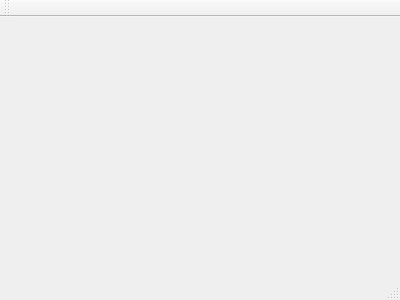
Before: the Qt Designer form client/mainwindow.ui in sebapenna/TP-Final-Taller-I, drawn with Qt 5.
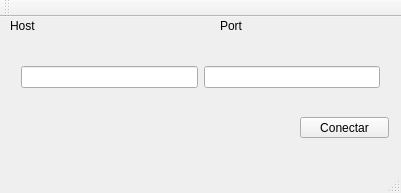
After: the same form once the commit is applied.

What changed in the file:
```diff
--- a/client/mainwindow.ui
+++ b/client/mainwindow.ui
@@ -6,14 +6,72 @@
    <rect>
     <x>0</x>
     <y>0</y>
-    <width>400</width>
-    <height>300</height>
+    <width>401</width>
+    <height>193</height>
    </rect>
   </property>
   <property name="windowTitle">
    <string>MainWindow</string>
   </property>
-  <widget class="QWidget" name="centralWidget"/>
+  <widget class="QWidget" name="centralWidget">
+   <widget class="QLabel" name="label">
+    <property name="geometry">
+     <rect>
+      <x>10</x>
+      <y>0</y>
+      <width>67</width>
+      <height>17</height>
+     </rect>
+    </property>
+    <property name="text">
+     <string>Host</string>
+    </property>
+   </widget>
+   <widget class="QLabel" name="label_2">
+    <property name="geometry">
+     <rect>
+      <x>220</x>
+      <y>0</y>
+      <width>67</width>
+      <height>17</height>
+     </rect>
+    </property>
+    <property name="text">
+     <string>Port</string>
+    </property>
+   </widget>
+   <widget class="QPushButton" name="pushButton">
+    <property name="geometry">
+     <rect>
+      <x>300</x>
+      <y>100</y>
+      <width>89</width>
+      <height>21</height>
+     </rect>
+    </property>
+    <property name="text">
+     <string>Conectar</string>
+    </property>
+   </widget>
+   <widget class="QWidget" name="horizontalLayoutWidget">
+    <property name="geometry">
+     <rect>
+      <x>10</x>
+      <y>20</y>
+      <width>381</width>
+      <height>80</height>
+     </rect>
+    </property>
+    <layout class="QHBoxLayout" name="containerH">
+     <item>
+      <widget class="QLineEdit" name="HostInput"/>
+     </item>
+     <item>
+      <widget class="QLineEdit" name="portInput"/>
+     </item>
+    </layout>
+   </widget>
+  </widget>
   <widget class="QMenuBar" name="menuBar">
    <property name="geometry">
     <rect>
```
Left out of the diff: 2 changed lines with no effect on the pictures.
